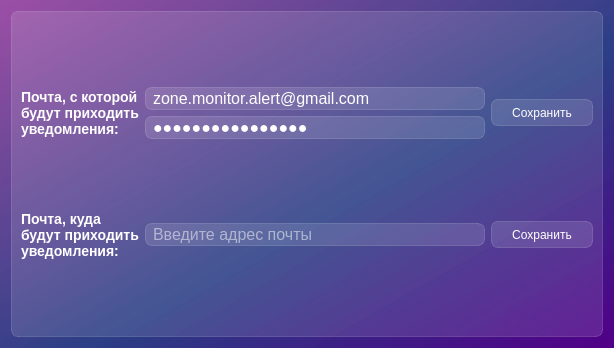
This is UIFiles/change_email.ui in MonkeOSDungeon/DesktopApp as Qt 5 draws it before an edit. The edited form follows.
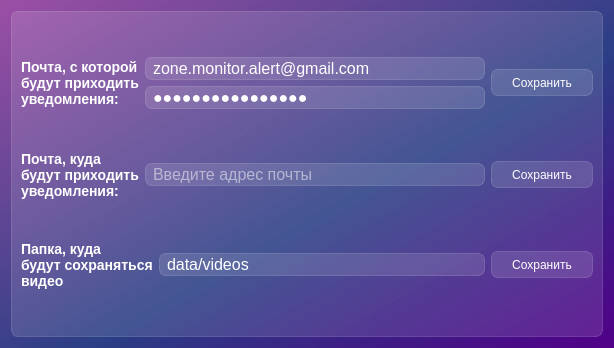
This is the edited form.

Commit message: path to store videos

What changed in the file:
```diff
--- a/UIFiles/change_email.ui
+++ b/UIFiles/change_email.ui
@@ -172,6 +172,64 @@
         </item>
        </layout>
       </item>
+      <item row="2" column="0">
+       <layout class="QHBoxLayout" name="horizontalLayout_2">
+        <item>
+         <widget class="QLabel" name="lbl_video_path">
+          <property name="styleSheet">
+           <string notr="true">font-size: 14px;
+font-weight: bold;
+color: white;
+background-color: none;
+border: none</string>
+          </property>
+          <property name="text">
+           <string>Папка, куда
+будут сохраняться
+видео</string>
+          </property>
+         </widget>
+        </item>
+        <item>
+         <widget class="QLineEdit" name="le_video_path">
+          <property name="styleSheet">
+           <string notr="true">font-size: 16px;
+color: white;
+padding-left: 5px;</string>
+          </property>
+          <property name="text">
+           <string>data/videos</string>
+          </property>
+          <property name="placeholderText">
+           <string>Введите path</string>
+          </property>
+         </widget>
+        </item>
+        <item>
+         <widget class="QPushButton" name="btn_save_video_path">
+          <property name="styleSheet">
+           <string notr="true">QPushButton {
+	color: white;
+	background-color: rgba(255, 255, 255, 30);
+	border: 1px solid rgba(255, 255, 255, 40);
+	border-radius: 7px;
+	width: 100px;
+	height: 25px
+}
+QPushButton:hover {
+	background-color: rgba(255, 255, 255, 40);
+}
+QPushButton:pressed {
+	background-color: rgba(255, 255, 255, 70);
+}</string>
+          </property>
+          <property name="text">
+           <string>Сохранить</string>
+          </property>
+         </widget>
+        </item>
+       </layout>
+      </item>
      </layout>
     </widget>
    </item>
```
Left out of the diff: 6 changed lines with no effect on the pictures. The commit also changes 12 other files.
